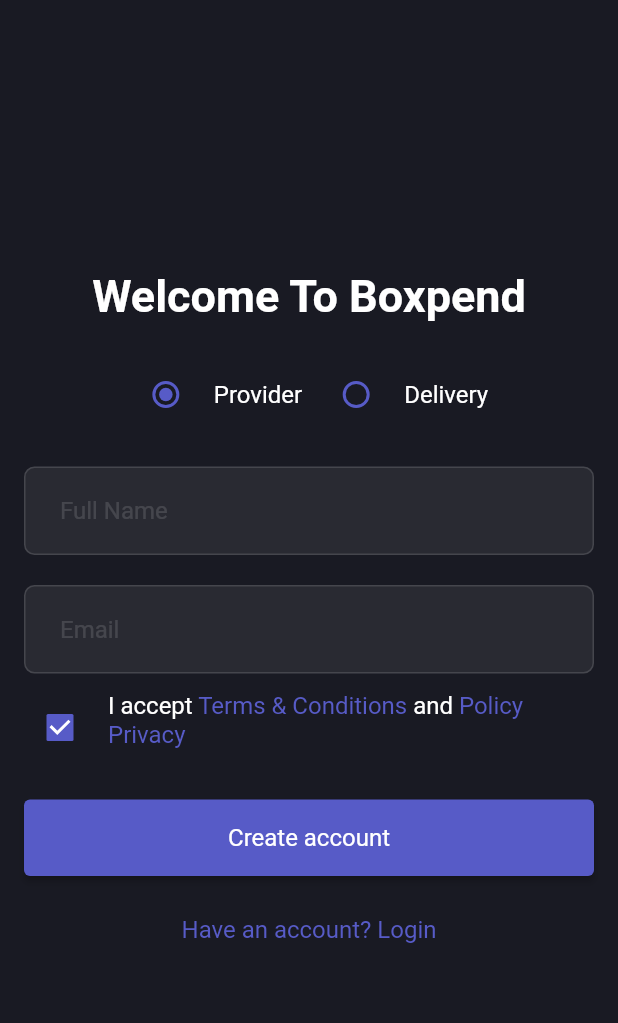
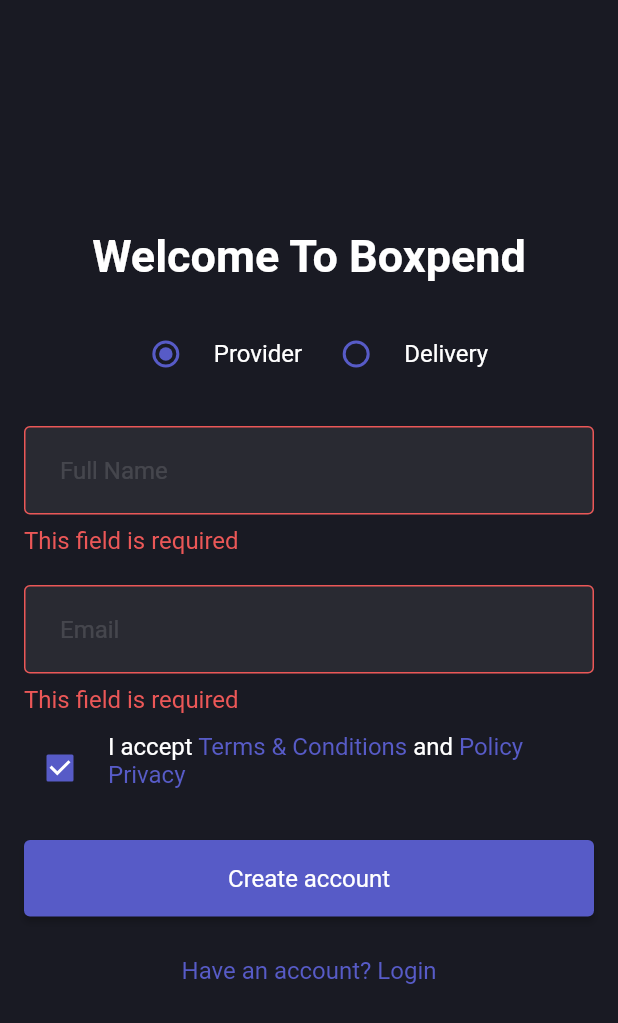
Before and after one commit to oussbad/delivery-App-, a Flutter app: the SignUpPage screen opened by its route, after a tap on "Create account", on a phone screen of 412 x 824 dp. Shown: the top 1023 px of the screen. Run offline on Flutter 3.47's test engine with Material 2 defaults, Android fonts, the phone set to English and light mode, and no system bars; our stand-ins replace device_preview, flutter_svg, get, get_storage; accounts and stored records are empty; statements that could not run were skipped.

Commit message:
feat: setup form validators

```diff
--- /dev/null
+++ b/lib/src/app/helpers/app_helpers.dart
@@ -0,0 +1,46 @@
+import 'package:boxpend_flutter_android_app/src/app/themes/app_palette.dart';
+import 'package:boxpend_flutter_android_app/src/app/themes/app_spacing.dart';
+import 'package:boxpend_flutter_android_app/src/app/themes/app_typography.dart';
+import 'package:boxpend_flutter_android_app/src/app/widgets/utils/text_block_widget.dart';
+import 'package:flutter/material.dart';
+import 'package:get/get.dart';
+
+enum SnackBarStatus { success, failure }
+
+class AppHelpers {
+  AppHelpers._();
+
+  static SnackbarController snackbar({
+    required String title,
+    required String message,
+    required IconData icon,
+    SnackBarStatus? status = SnackBarStatus.success,
+  }) =>
+      Get.snackbar(
+        '',
+        '',
+        icon: Icon(
+          icon,
+          size: AppTypography.sizeXL,
+          color: status == SnackBarStatus.success
+              ? AppPalette.success
+              : AppPalette.danger,
+        ),
+        titleText: TextBlocKWidget.body(
+          title,
+          color: status == SnackBarStatus.success
+              ? AppPalette.success
+              : AppPalette.danger,
+        ),
+        messageText: TextBlocKWidget.caption(
+          message,
+          color: AppPalette.white,
+        ),
+        duration: const Duration(seconds: 2),
+        snackPosition: SnackPosition.BOTTOM,
+        backgroundColor: AppPalette.inputBg,
+        borderRadius: AppSpacing.r_7,
+        padding: EdgeInsets.all(AppSpacing.s_8),
+        margin: EdgeInsets.all(AppSpacing.s_12),
+      );
+}
--- /dev/null
+++ b/lib/src/app/helpers/validators.dart
@@ -0,0 +1,63 @@
+import 'package:boxpend_flutter_android_app/src/app/resources/strings_manager.dart';
+import 'package:get/get.dart';
+
+class Validator {
+  List<String? Function(String? value)> validators = [];
+
+  String? run(String? value) {
+    for (var validator in validators) {
+      final validated = validator(value);
+
+      if (validated != null) {
+        return validated;
+      }
+    }
+    return null;
+  }
+
+  Validator _addValidators(String? Function(String? value) validator) {
+    validators.add(validator);
+    return this;
+  }
+
+  Validator required() => _addValidators(
+        (value) => GetUtils.isNullOrBlank(value) == true
+            ? StringsManager.requiredErrorMessage
+            : null,
+      );
+
+  Validator isOptional() => _addValidators(
+        (value) =>
+            GetUtils.isNull(value) || GetUtils.isBlank(value)! ? null : null,
+      );
+
+  Validator isUsername() => _addValidators(
+        (value) => !GetUtils.isUsername(value!)
+            ? StringsManager.usernameErrorMessage
+            : null,
+      );
+
+  Validator isEmail() => _addValidators(
+        (value) =>
+            !GetUtils.isEmail(value!) ? StringsManager.emailErrorMessage : null,
+      );
+
+  Validator password(int max) => _addValidators(
+        (value) => GetUtils.isLengthLessThan(value, max)
+            ? StringsManager.passwordErrorMessage
+            : null,
+      );
+
+  Validator confirmPassword(String password, String confirmPassword) =>
+      _addValidators(
+        (value) => password != confirmPassword
+            ? StringsManager.confirmPasswordErrorMessage
+            : null,
+      );
+
+  Validator isPhoneNumber() => _addValidators(
+        (value) => !GetUtils.isPhoneNumber(value!)
+            ? StringsManager.phoneNumberErrorMessage
+            : null,
+      );
+}
--- a/lib/src/app/resources/strings_manager.dart
+++ b/lib/src/app/resources/strings_manager.dart
@@ -34,4 +34,16 @@
   static const String emailSent = 'We have sent you an email';
   static const String emailSentDescription =
       'to login please open your email and click the link in it';
+
+  ///
+  /// Form Validation
+  ///
+  static const String requiredErrorMessage = "This field is required";
+  static const String usernameErrorMessage = "The username is not valid";
+  static const String emailErrorMessage = "The email is not valid";
+  static const String passwordErrorMessage =
+      "The field length should be greather or equal 8";
+  static const String confirmPasswordErrorMessage =
+      "The password confirmation does not match";
+  static const String phoneNumberErrorMessage = "The Phone number is not valid";
 }
--- a/lib/src/app/routes/app_pages.dart
+++ b/lib/src/app/routes/app_pages.dart
@@ -16,7 +16,7 @@
 class AppPages {
   AppPages._();
 
-  static const initial = AppRoutes.emailVerification;
+  static const initial = AppRoutes.signIn;
 
   static final pages = [
     // Just a simple template to copy from
--- a/lib/src/app/themes/app_spacing.dart
+++ b/lib/src/app/themes/app_spacing.dart
@@ -1,5 +1,3 @@
-import 'package:flutter/material.dart';
-
 class AppSpacing {
   AppSpacing._();
 
@@ -21,6 +19,4 @@
   static double s_64 = 64.0;
 
   static double r_7 = 7.0;
-
-  static Size mediaQuery(BuildContext context) => MediaQuery.of(context).size;
 }
--- a/lib/src/app/widgets/inputs/text_field_widget.dart
+++ b/lib/src/app/widgets/inputs/text_field_widget.dart
@@ -43,9 +43,13 @@
         ),
       ),
       isDense: true,
+      prefix: Padding(
+        padding: EdgeInsets.symmetric(
+          horizontal: AppSpacing.s_12,
+        ),
+      ),
       contentPadding: EdgeInsets.symmetric(
         vertical: AppSpacing.s_20,
-        horizontal: AppSpacing.s_24,
       ),
       errorBorder: OutlineInputBorder(
         borderSide: BorderSide(
--- a/lib/src/presentation/auth/controllers/signup_controller.dart
+++ b/lib/src/presentation/auth/controllers/signup_controller.dart
@@ -1,4 +1,7 @@
+import 'package:boxpend_flutter_android_app/src/app/helpers/app_helpers.dart';
 import 'package:boxpend_flutter_android_app/src/app/routes/app_pages.dart';
+import 'package:boxpend_flutter_android_app/src/app/widgets/utils/loader_widget.dart';
+import 'package:flutter/material.dart';
 import 'package:get/get.dart';
 
 enum UserType { provider, delivery }
@@ -7,8 +10,52 @@
   static SignUpController get to => Get.find();
 
   final Rx<UserType> userType = UserType.provider.obs;
+  final signupFormKey = GlobalKey<FormState>();
+  final fullNameController = TextEditingController();
+  final emailController = TextEditingController();
+  final RxBool isAccepted = true.obs;
+
+  @override
+  void onClose() {
+    fullNameController.dispose();
+    emailController.dispose();
+    super.onClose();
+  }
+
+  void signup() async {
+    if (signupFormKey.currentState!.validate()) {
+      Get.showOverlay(
+        opacity: .8,
+        loadingWidget: const LoaderWidget(),
+        asyncFunction: () {
+          return Future.delayed(
+            const Duration(milliseconds: 5000),
+            () {
+              if (1 != 1) {
+                Get.back();
+                AppHelpers.snackbar(
+                  title: 'title',
+                  message: 'message',
+                  icon: Icons.info,
+                );
+              } else {
+                AppHelpers.snackbar(
+                  title: 'title',
+                  message: 'message',
+                  status: SnackBarStatus.failure,
+                  icon: Icons.info,
+                );
+              }
+            },
+          );
+        },
+      );
+    }
+  }
 
   void onUserTypeChanged(UserType? value) => userType(value);
+
+  void onIsAcceptedChanged(bool? value) => isAccepted(value);
 
   void goToTermsAndConditionsPage() => Get.offAllNamed(AppRoutes.template);
 
--- a/lib/src/presentation/auth/pages/signup_page.dart
+++ b/lib/src/presentation/auth/pages/signup_page.dart
@@ -1,3 +1,4 @@
+import 'package:boxpend_flutter_android_app/src/app/helpers/validators.dart';
 import 'package:boxpend_flutter_android_app/src/app/resources/strings_manager.dart';
 import 'package:boxpend_flutter_android_app/src/app/themes/app_palette.dart';
 import 'package:boxpend_flutter_android_app/src/app/themes/app_spacing.dart';
@@ -20,6 +21,7 @@
     return Scaffold(
       body: Center(
         child: Form(
+          key: controller.signupFormKey,
           child: Padding(
             padding: EdgeInsets.symmetric(horizontal: AppSpacing.s_16),
             child: _buildColumn(),
@@ -41,11 +43,15 @@
         GapWidget.spacing24(),
         _buildUserType(),
         GapWidget.spacing24(),
-        const TextFieldWidget(
+        TextFieldWidget(
+          controller: controller.fullNameController,
+          validator: Validator().required().run,
           placeholder: StringsManager.fullName,
         ),
         GapWidget.spacing20(),
-        const TextFieldWidget(
+        TextFieldWidget(
+          controller: controller.emailController,
+          validator: Validator().required().isEmail().run,
           placeholder: StringsManager.email,
         ),
         GapWidget.spacing12(),
@@ -53,7 +59,7 @@
         GapWidget.spacing24(),
         ButtonWidget(
           label: StringsManager.createAccount,
-          onPressed: () {},
+          onPressed: controller.signup,
         ),
         GapWidget.spacing12(),
         _buildAfterSignUpButton(),
@@ -65,9 +71,11 @@
     return Row(
       crossAxisAlignment: CrossAxisAlignment.start,
       children: [
-        Checkbox(
-          value: true,
-          onChanged: (value) {},
+        Obx(
+          () => Checkbox(
+            value: controller.isAccepted.value,
+            onChanged: controller.onIsAcceptedChanged,
+          ),
         ),
         GapWidget.spacing8(
           axe: GapEnum.horizontal,
```
Also changed, not shown: lib/src/app/widgets/utils/loader_widget.dart (added, +21 -0 lines), lib/src/presentation/auth/controllers/signin_controller.dart (+43 -0 lines), lib/src/presentation/auth/pages/signin_page.dart (+6 -2 lines).
